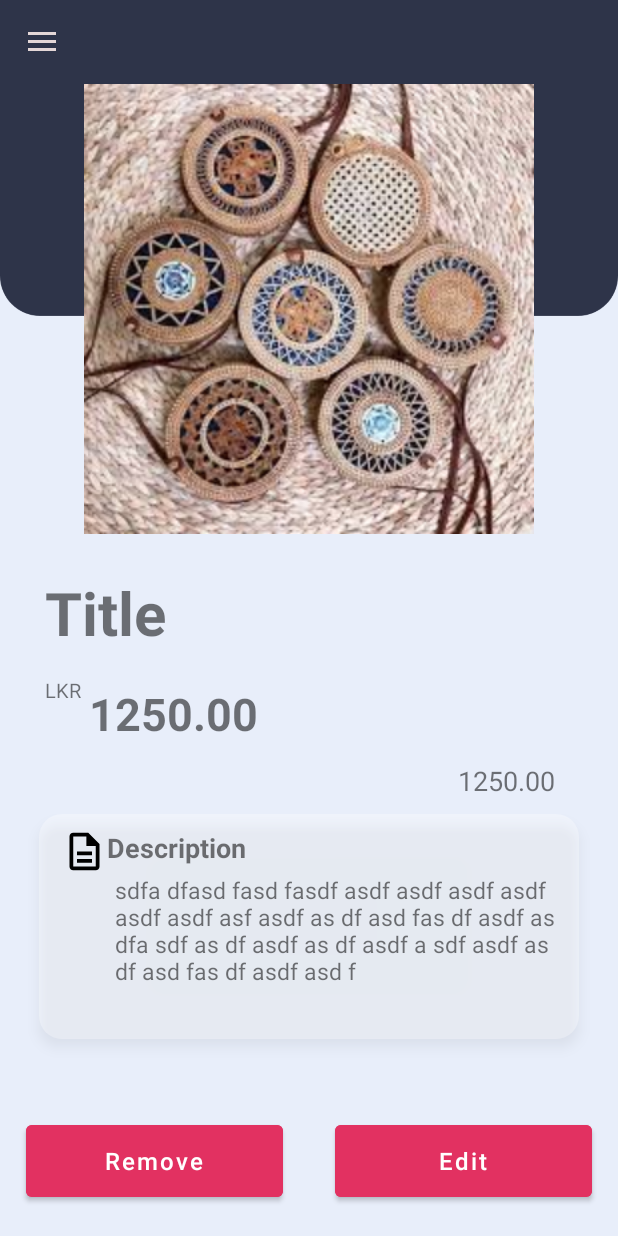
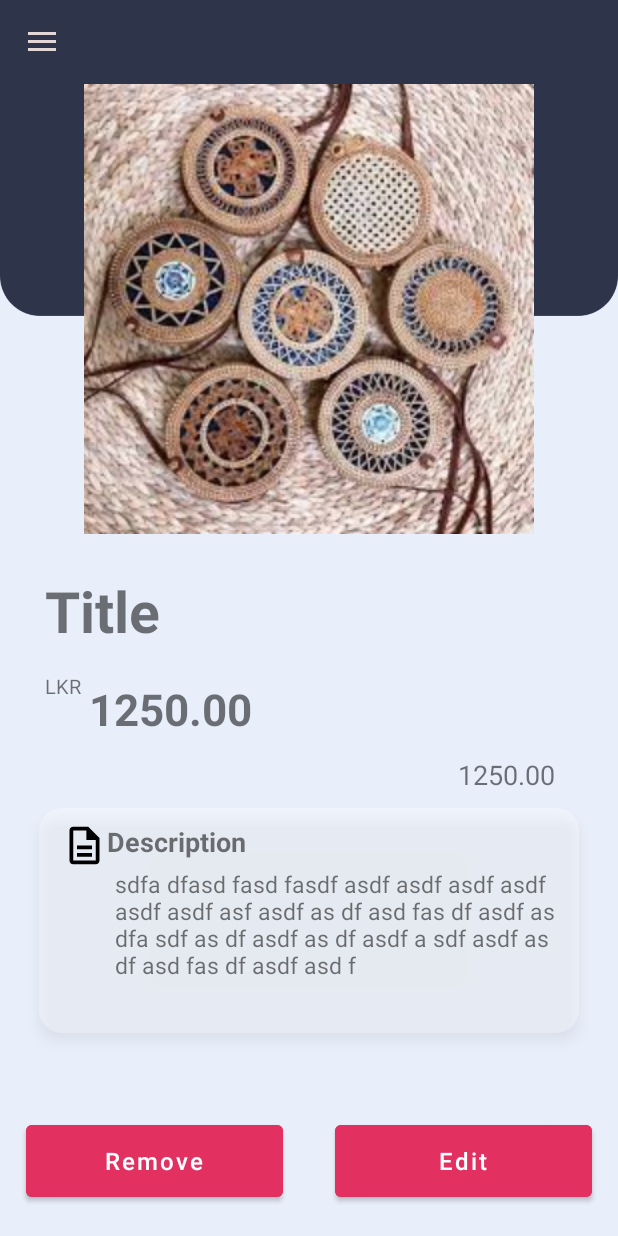
Before and after one commit to pLe98/SESATHA-Android, an Android app: the MyItemDetailsActivity screen opened directly, with no data from a screen before it, on a phone screen of 412 x 824 dp. Run offline under Robolectric (Android 15) with nearby library versions, the phone set to English and light mode, and no system bars; our stand-ins replace Firebase (no records; nobody signed in at launch, a user with empty details on screens opened directly); 4 statements that could not run were skipped.

```diff
--- a/app/src/main/java/com/requests/sesatha_mad_android/MyItemsActivity.java
+++ b/app/src/main/java/com/requests/sesatha_mad_android/MyItemsActivity.java
@@ -51,7 +51,7 @@ public class MyItemsActivity extends AppCompatActivity {
         mToggle.getDrawerArrowDrawable().setColor(getResources().getColor(R.color.grey));
 
         //Get firebase instance
-        db = FirebaseDatabase.getInstance("https://sesathaandroid-default-rtdb.asia-southeast1.firebasedatabase.app/").getReference().child("items").limitToFirst(10);
+        db = FirebaseDatabase.getInstance("https://sesathaandroid-default-rtdb.asia-southeast1.firebasedatabase.app/").getReference().child("items");
 
         //initialize recycler view
         recyView = findViewById(R.id.MyListingsRecycler);
--- a/app/src/main/res/layout/activity_my_item_details.xml
+++ b/app/src/main/res/layout/activity_my_item_details.xml
@@ -64,7 +64,7 @@
                     android:layout_below="@+id/itemImg"
                     android:textStyle="bold"
                     android:elevation="200dp"
-                    android:textSize="40sp"
+                    android:textSize="38sp"
                     android:text="Title"/>
 
                 <TextView
@@ -88,7 +88,7 @@
                     android:layout_toRightOf="@+id/itd_lkr"
                     android:elevation="200dp"
                     android:text="1250.00"
-                    android:textSize="30sp"
+                    android:textSize="29sp"
                     android:textStyle="bold" />
                 <TextView
                     android:id="@+id/itd_category"
```
Also changed, not shown: app/src/main/java/com/requests/sesatha_mad_android/MyItemDetailsActivity.java (+27 -9 lines), app/src/main/java/com/requests/sesatha_mad_android/models/Item.java (+13 -0 lines).
